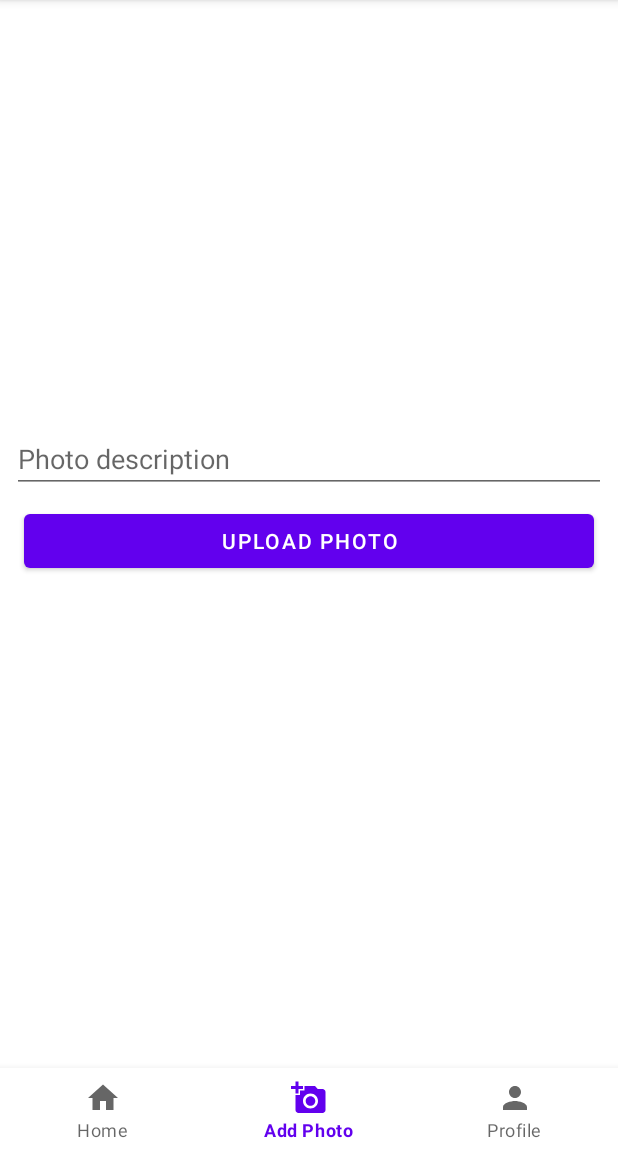
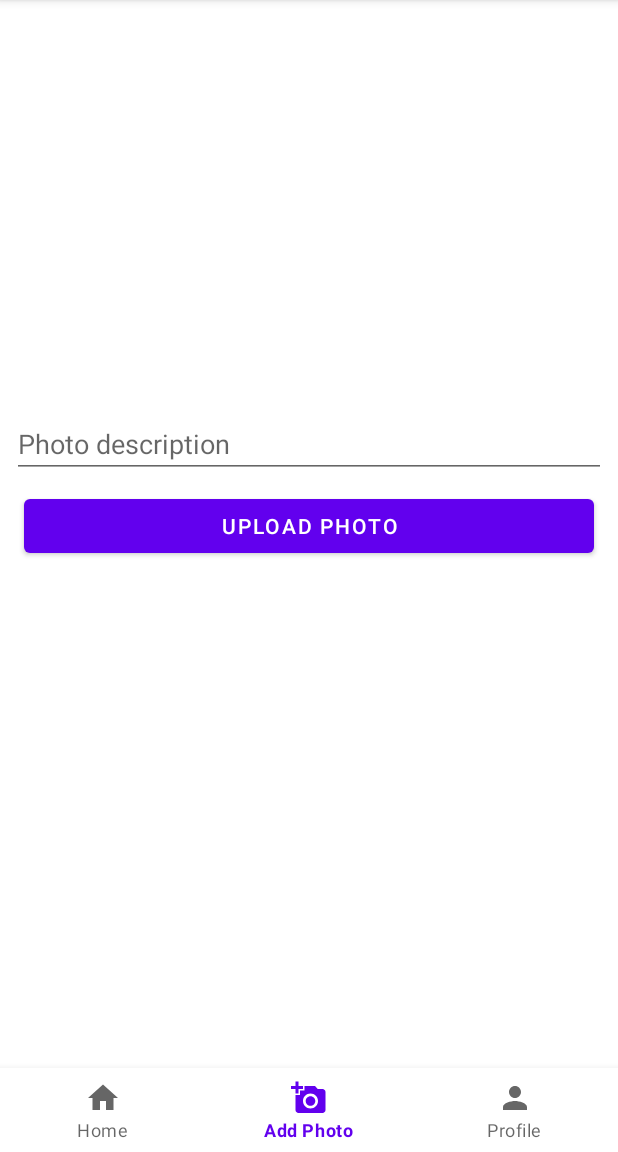
Before and after one commit to RubenYebran/BlogApp, an Android app: the CameraFragment screen opened through its navigation route, on a phone screen of 412 x 824 dp, the part 84-1236 px from its top. Run offline under Robolectric (Android 15) with nearby library versions, the phone set to English and light mode, and no system bars; our stand-ins replace Firebase (no records; nobody signed in at launch, a user with empty details on screens opened directly), navigation-ui.

Commit message:
Base App

```diff
--- a/app/src/main/java/com/example/blogapp/ui/camera/CameraFragment.kt
+++ b/app/src/main/java/com/example/blogapp/ui/camera/CameraFragment.kt
@@ -40,6 +40,8 @@ class CameraFragment : Fragment(R.layout.fragment_camera) {
         if (requestCode == REQUEST_IMAGE_CAPTURE && resultCode == RESULT_OK) {
             val imageBitmap = data?.extras?.get("data") as Bitmap
             binding.imgAddPhoto.setImageBitmap(imageBitmap)
+
+            binding.imgAddPhoto.layoutParams.height = 150
         }
     }
 }
--- a/app/src/main/res/layout/fragment_camera.xml
+++ b/app/src/main/res/layout/fragment_camera.xml
@@ -10,7 +10,7 @@
     <ImageView
         android:id="@+id/img_add_photo"
         android:layout_width="match_parent"
-        android:layout_height="260dp"
+        android:layout_height="250dp"
         android:text="Camera Fragment" />
 
     <EditText
```
